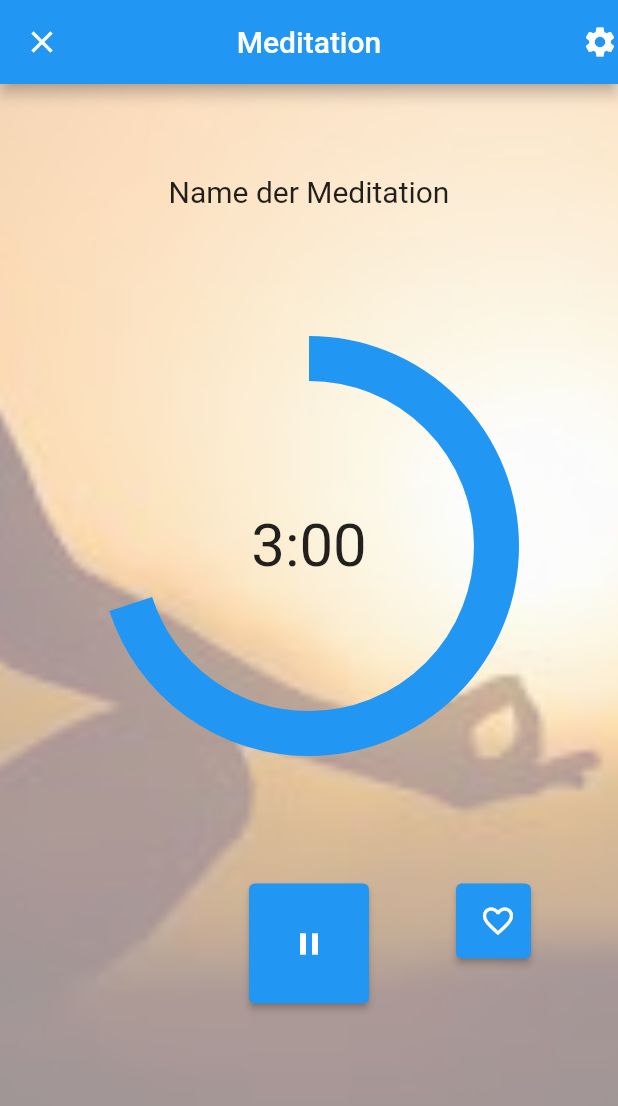
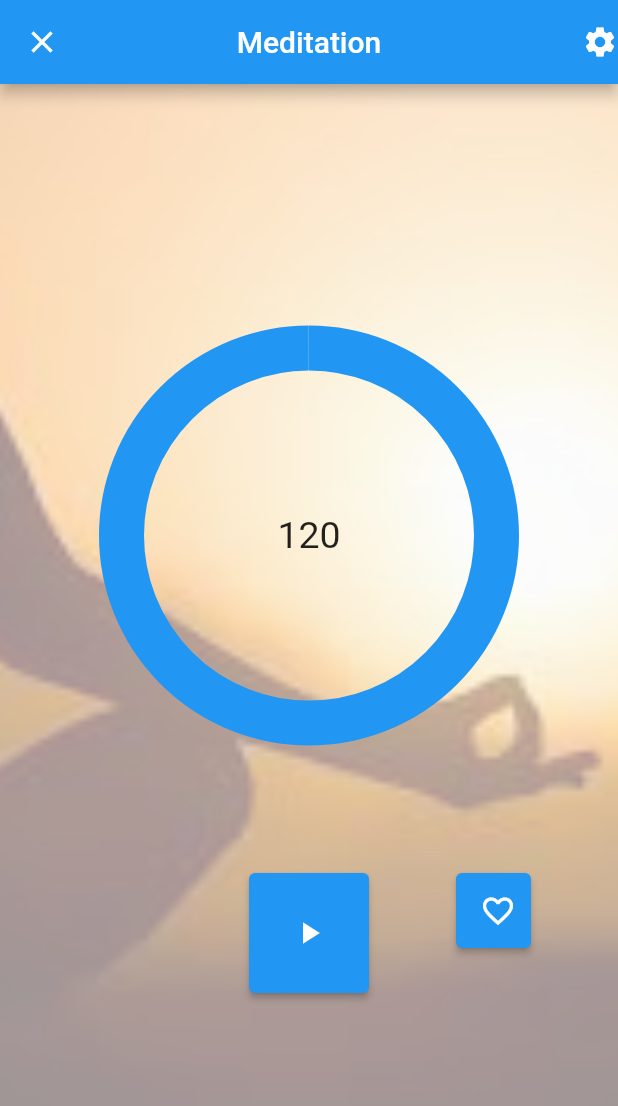
Before and after one commit to PascalWitzel/meditations_app, a Flutter app: the meditationsScreen screen opened directly, on a phone screen of 412 x 824 dp. Shown: the top 1106 px of the screen. Run offline on Flutter 3.47's test engine with Material 2 defaults, Android fonts, the phone set to English and light mode, and no system bars; missing offline and left inert: confirm_dialog.

Commit message:
Timer eingebaut, mFortschritt + prozent + Icon change fehlt noch

```diff
--- a/lib/screens/meditation.dart
+++ b/lib/screens/meditation.dart
@@ -1,3 +1,5 @@
+import 'dart:async';
+
 import 'package:flutter/cupertino.dart';
 import 'package:flutter/material.dart';
 import 'appbar.dart';
@@ -8,12 +10,47 @@ class meditationsScreen extends StatefulWidget {
 }
 
 class _meditationsScreenState extends State<meditationsScreen> {
+
   String mName = "Name der Meditation";
-  double mFortschritt = 0.7;
-  String mDauer = "3:00";
+  double mFortschritt = 1;
+  int mDauer = 120;
+
+  int pTimer = 0;
+  int mDauerInsgesamt = 120;
+  int sekundenDauer = 0;
+  int minutenDauer = 0;
+  Timer timer;
+
+  void startTimer() {
+    if (timer != null) {
+      timer.cancel();
+    }
+    timer = Timer.periodic(Duration(seconds: 1), (timer) {
+      setState(() {
+        if(pTimer % 2 == 0) {
+          Icon playTimer = Icon(Icons.play_arrow);
+          if (mDauer > 0) {
+            mDauer--;
+          } else {
+            timer.cancel();
+          }
+        } else {
+          Icon playTimer = Icon(Icons.pause);
+          timer.cancel();
+        }
+        //mFortschritt = (mDauerInsgesamt / mDauer / mDauerInsgesamt) as double;
+      });
+    });
+  }
+
+  /*void umrechnen() {
+    minutenDauer = mDauer % 60;
+    sekundenDauer = mDauer - (minutenDauer * 60);
+  }*/
 
   @override
   Widget build(BuildContext context) {
+    Icon playTimer = Icon(Icons.play_arrow);
     return Scaffold(
       appBar: appbarende(context, "Meditation"),
       body: Container(
@@ -31,12 +68,14 @@ class _meditationsScreenState extends State<meditationsScreen> {
               child: Container(
                 margin: EdgeInsets.only(
                     left: 0.0, top: 60.0, right: 0.0, bottom: 0.0),
-                child: Text(
-                  mName,
-                  style: TextStyle(
-                    fontSize: 20,
-                  ),
-                ),
+                child: (mDauer > 0)
+                    ? Text("")
+                    : Text(
+                        "Done!",
+                        style: TextStyle(
+                          fontSize: 20,
+                        ),
+                      ),
               ),
             ),
             SizedBox(
@@ -56,9 +95,9 @@ class _meditationsScreenState extends State<meditationsScreen> {
                   ),
                   Center(
                     child: Text(
-                      mDauer,
+                      '$mDauer',
                       style: TextStyle(
-                        fontSize: 40,
+                        fontSize: 25,
                       ),
                     ),
                   ),
@@ -76,7 +115,8 @@ class _meditationsScreenState extends State<meditationsScreen> {
                   width: 80,
                   height: 80,
                   child: ElevatedButton(
-                        onPressed: () {}, child: Icon(Icons.pause)),
+                      onPressed: () => startTimer(),
+                      child: playTimer),
                 ),
                 Container(
                   width: 50,
```
